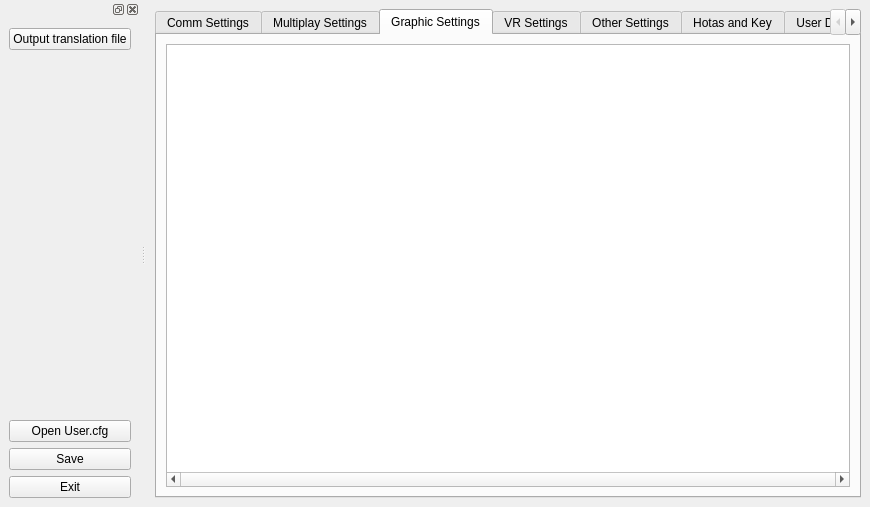
Above: mainwindow.ui from scplo2753/Falcon-Bms-Configure-Editor before the change. Below: the same form after it.
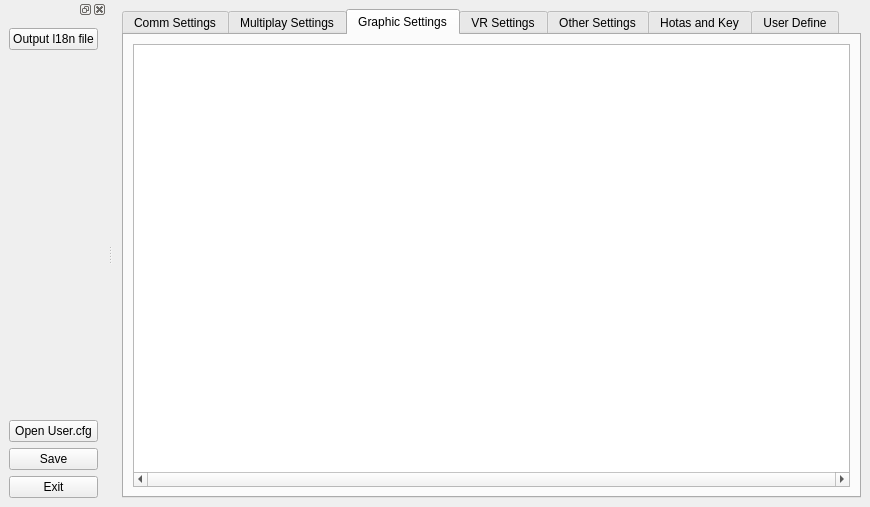
That is the form after the change. The open tabs and pages were chosen to show the change.

Diff of the .ui file:
```diff
--- a/mainwindow.ui
+++ b/mainwindow.ui
@@ -169,7 +169,7 @@
      <item>
       <widget class="QPushButton" name="pushButton_OutputL18N">
        <property name="text">
-        <string>Output translation file</string>
+        <string>Output l18n file</string>
        </property>
       </widget>
      </item>
```
Left out of the diff: 2 changed lines with no effect on the pictures.
